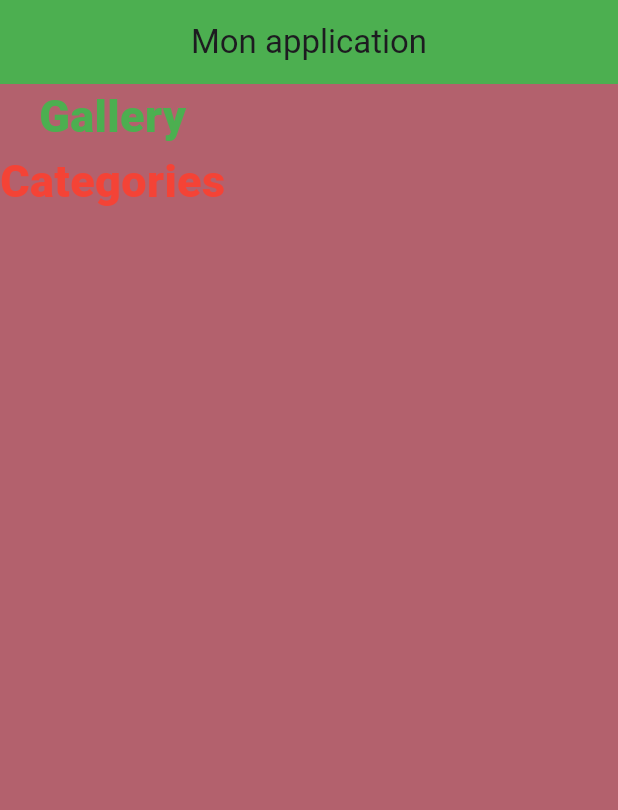
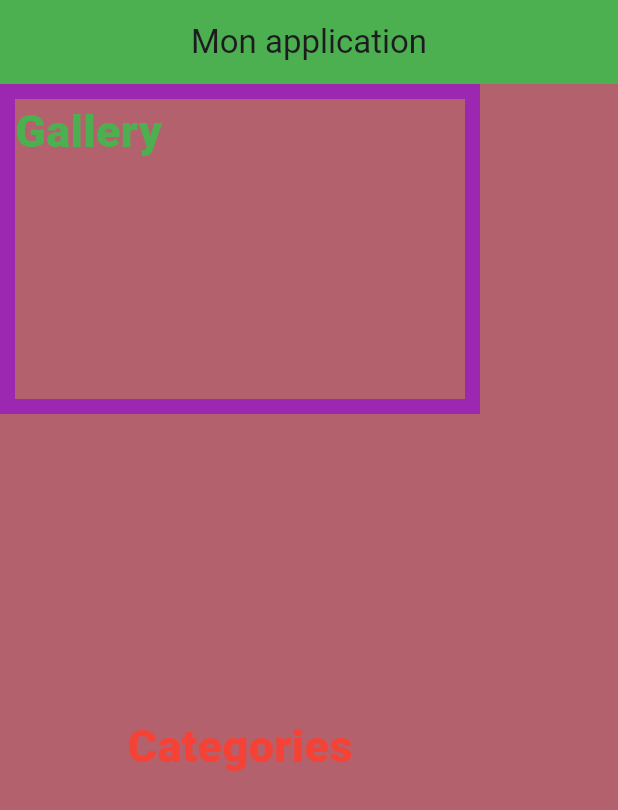
Before and after one commit to Frejo004/flutter_gallery_application, a Flutter app: the screen it shows after launch, on a phone screen of 412 x 824 dp. Shown: the top 810 px of the screen. Run offline on Flutter 3.47's test engine with Material 3 defaults, Android fonts, the phone set to English and light mode, and no system bars.

Commit message:
Ajout d'un espacement entre les widgets Gallery et Categories dans MainController

```diff
--- a/lib/screen/home.dart
+++ b/lib/screen/home.dart
@@ -10,7 +10,18 @@ class MainController extends StatelessWidget {
   Widget build(BuildContext context) {
     return Column(
       children: [
-        Gallery(),
+        Container(
+          decoration: BoxDecoration(
+          border: Border.all(width: 10, color: Colors.purple),
+        ),
+        child: SizedBox(
+          height: 200,
+          width: 300,
+          child: Gallery(),
+        ),
+        ),
+        SizedBox(
+          height:200),
         Categories(),
       ],
     );
```
